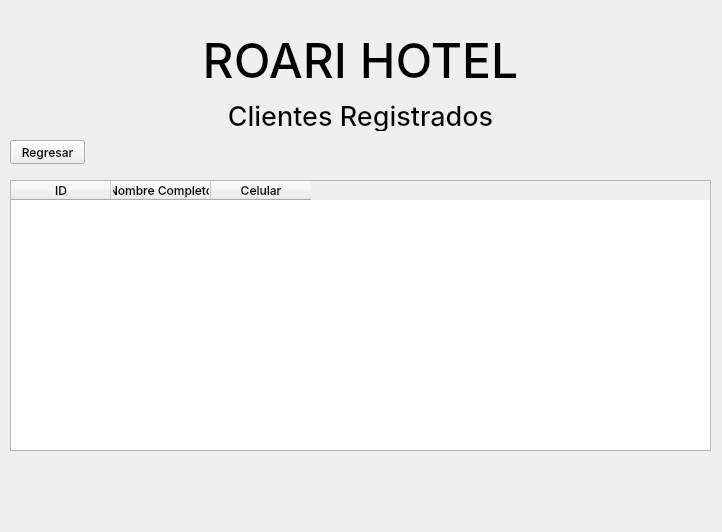
This is project1/views/ui/clientes_registrados.ui in Alex300VA24/projectHotel as Qt 5 draws it before an edit. The edited form follows.
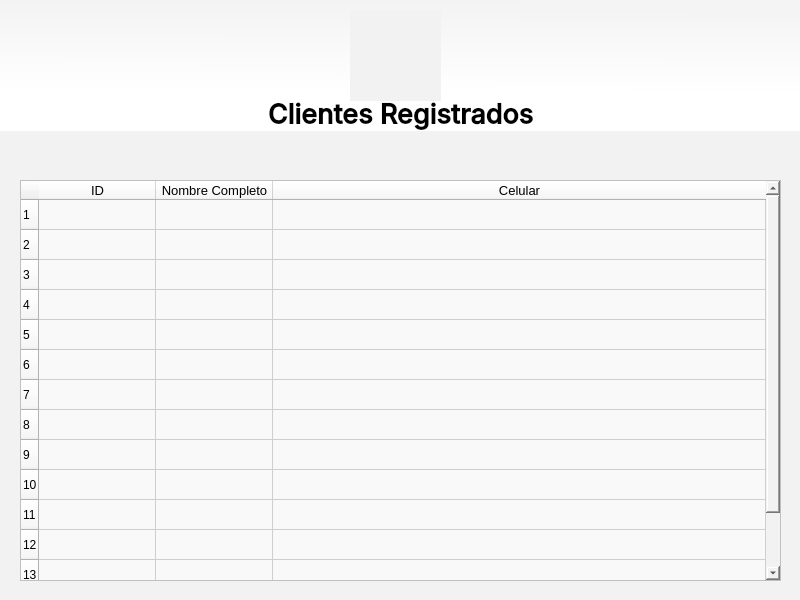
This is the edited form. Icons and pictures are not drawn.

Patch:
```diff
--- a/project1/views/ui/clientes_registrados.ui
+++ b/project1/views/ui/clientes_registrados.ui
@@ -6,74 +6,71 @@
    <rect>
     <x>0</x>
     <y>0</y>
-    <width>722</width>
-    <height>532</height>
+    <width>800</width>
+    <height>600</height>
    </rect>
   </property>
   <property name="windowTitle">
    <string>Form</string>
   </property>
-  <widget class="QLabel" name="label_2">
-   <property name="geometry">
-    <rect>
-     <x>0</x>
-     <y>20</y>
-     <width>721</width>
-     <height>81</height>
-    </rect>
-   </property>
-   <property name="font">
-    <font>
-     <family>Inter Medium</family>
-     <pointsize>36</pointsize>
-     <italic>false</italic>
-    </font>
-   </property>
-   <property name="text">
-    <string>ROARI HOTEL</string>
-   </property>
-   <property name="alignment">
-    <set>Qt::AlignCenter</set>
-   </property>
-  </widget>
-  <widget class="QLabel" name="label">
-   <property name="geometry">
-    <rect>
-     <x>0</x>
-     <y>100</y>
-     <width>721</width>
-     <height>31</height>
-    </rect>
-   </property>
-   <property name="font">
-    <font>
-     <family>Inter Medium</family>
-     <pointsize>20</pointsize>
-    </font>
-   </property>
-   <property name="text">
-    <string>Clientes Registrados</string>
-   </property>
-   <property name="alignment">
-    <set>Qt::AlignCenter</set>
-   </property>
-  </widget>
+  <property name="styleSheet">
+   <string notr="true">QWidget{
+	background-color: rgb(242, 242, 242);
+}</string>
+  </property>
   <widget class="QTableWidget" name="table_historial">
    <property name="geometry">
     <rect>
-     <x>10</x>
+     <x>20</x>
      <y>180</y>
-     <width>701</width>
-     <height>271</height>
+     <width>761</width>
+     <height>401</height>
     </rect>
    </property>
+   <property name="font">
+    <font>
+     <family>Tahoma</family>
+     <pointsize>10</pointsize>
+     <bold>true</bold>
+    </font>
+   </property>
+   <property name="styleSheet">
+    <string notr="true">background-color: #F9F9F9; /* Fondo del encabezado */</string>
+   </property>
+   <property name="rowCount">
+    <number>14</number>
+   </property>
+   <attribute name="horizontalHeaderCascadingSectionResizes">
+    <bool>true</bool>
+   </attribute>
+   <attribute name="horizontalHeaderDefaultSectionSize">
+    <number>117</number>
+   </attribute>
+   <attribute name="horizontalHeaderStretchLastSection">
+    <bool>true</bool>
+   </attribute>
+   <row/>
+   <row/>
+   <row/>
+   <row/>
+   <row/>
+   <row/>
+   <row/>
+   <row/>
+   <row/>
+   <row/>
+   <row/>
+   <row/>
+   <row/>
+   <row/>
    <column>
     <property name="text">
      <string>ID</string>
     </property>
     <property name="font">
      <font>
-      <family>Inter Medium</family>
+      <family>Tahoma</family>
+      <pointsize>10</pointsize>
      </font>
     </property>
    </column>
@@ -83,7 +80,8 @@
     </property>
     <property name="font">
      <font>
-      <family>Inter Medium</family>
+      <family>Tahoma</family>
+      <pointsize>10</pointsize>
      </font>
     </property>
    </column>
@@ -93,17 +91,29 @@
     </property>
     <property name="font">
      <font>
-      <family>Inter Medium</family>
+      <family>Tahoma</family>
+      <pointsize>10</pointsize>
      </font>
     </property>
    </column>
+   <item row="0" column="0">
+    <property name="text">
+     <string/>
+    </property>
+    <property name="font">
+     <font>
+      <family>Tahoma</family>
+      <pointsize>11</pointsize>
+     </font>
+    </property>
+   </item>
   </widget>
   <widget class="QPushButton" name="btn_regresar">
    <property name="geometry">
     <rect>
-     <x>10</x>
+     <x>20</x>
      <y>140</y>
-     <width>75</width>
+     <width>31</width>
      <height>24</height>
     </rect>
    </property>
@@ -112,10 +122,88 @@
      <family>Inter Medium</family>
     </font>
    </property>
+   <property name="styleSheet">
+    <string notr="true">QPushButton {
+    border: none;
+    background: transparent;
+    padding: 0;
+}
+
+QPushButton:hover {
+    background: transparent;
+}
+
+QPushButton:pressed {
+    background: transparent;
+}
+</string>
+   </property>
    <property name="text">
-    <string>Regresar</string>
+    <string/>
    </property>
+   <property name="icon">
+    <iconset>
+     <normaloff>../../resources/images/icons/boton-volver.png</normaloff>../../resources/images/icons/boton-volver.png</iconset>
+   </property>
+   <property name="iconSize">
+    <size>
+     <width>24</width>
+     <height>24</height>
+    </size>
+   </property>
   </widget>
+  <widget class="QLabel" name="label_6">
+   <property name="geometry">
+    <rect>
+     <x>350</x>
+     <y>10</y>
+     <width>91</width>
+     <height>91</height>
+    </rect>
+   </property>
+   <property name="text">
+    <string/>
+   </property>
+   <property name="pixmap">
+    <pixmap>../../resources/images/logo.jpg</pixmap>
+   </property>
+   <property name="scaledContents">
+    <bool>true</bool>
+   </property>
+  </widget>
+  <widget class="QLabel" name="label_3">
+   <property name="geometry">
+    <rect>
+     <x>0</x>
+     <y>-10</y>
+     <width>801</width>
+     <height>141</height>
+    </rect>
+   </property>
+   <property name="font">
+    <font>
+     <family>Inter Medium</family>
+     <pointsize>20</pointsize>
+     <bold>true</bold>
+    </font>
+   </property>
+   <property name="mouseTracking">
+    <bool>false</bool>
+   </property>
+   <property name="styleSheet">
+    <string notr="true">background-color: qlineargradient(spread:pad, x1:0.514, y1:0.0343182, x2:0.500554, y2:0.727, stop:0 rgba(242, 242, 242, 255), stop:1 rgba(255, 255, 255, 255));</string>
+   </property>
+   <property name="text">
+    <string>Clientes Registrados</string>
+   </property>
+   <property name="alignment">
+    <set>Qt::AlignBottom|Qt::AlignHCenter</set>
+   </property>
+  </widget>
+  <zorder>label_3</zorder>
+  <zorder>table_historial</zorder>
+  <zorder>btn_regresar</zorder>
+  <zorder>label_6</zorder>
  </widget>
  <resources/>
  <connections/>
```
